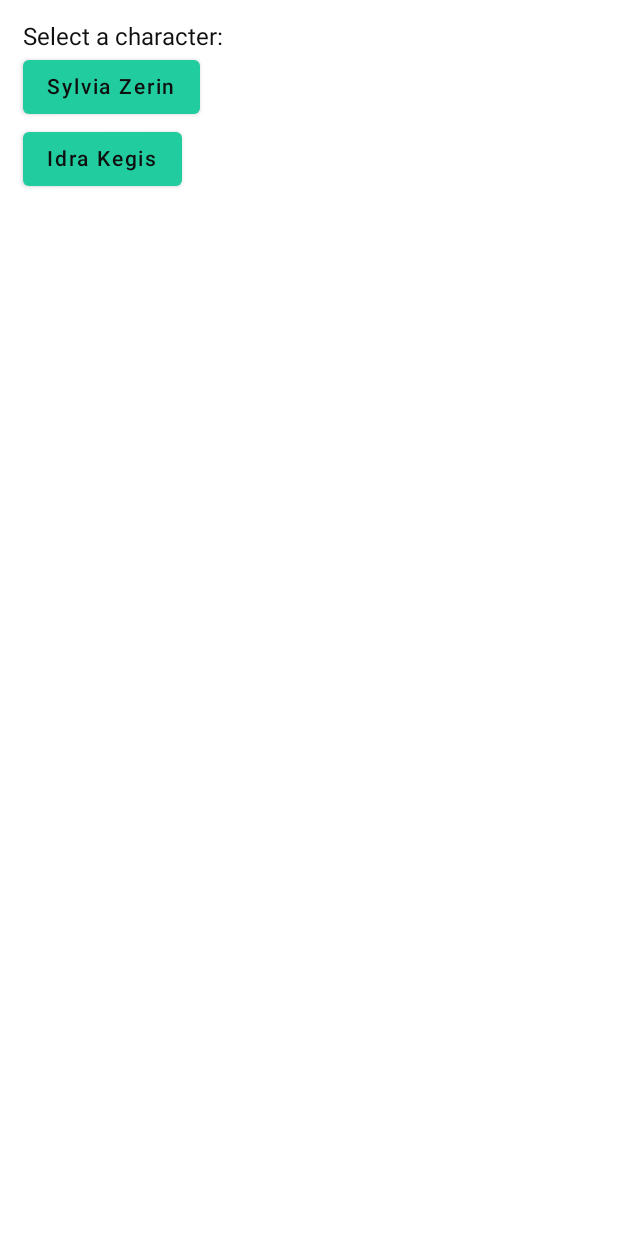
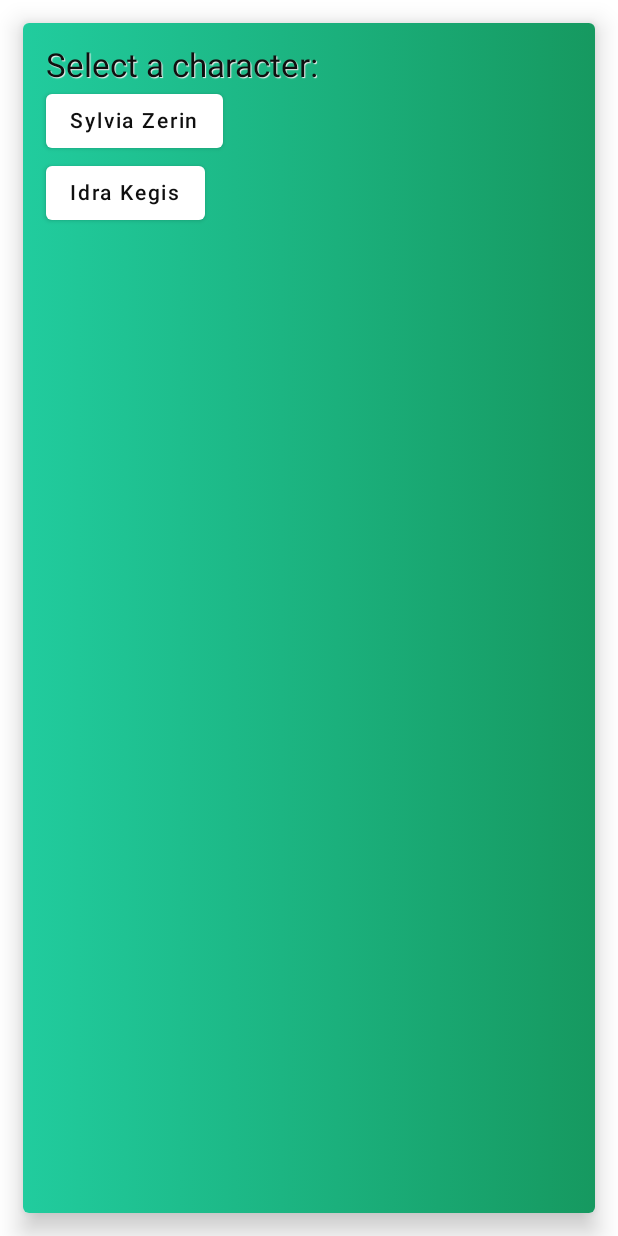
Before and after one commit to KiraResari/ceal-chronicler, an Android app built with Jetpack Compose: the screen it shows after launch (MainActivity), after a tap on "Go to Character Selection", on a phone screen of 412 x 824 dp. Run offline under Robolectric (Android 15) with nearby library versions, the phone set to English and light mode, and no system bars.

Commit message:
Graphical adjustments

```diff
--- a/buildSrc/src/main/kotlin/Dependencies.kt
+++ b/buildSrc/src/main/kotlin/Dependencies.kt
@@ -28,6 +28,7 @@ object Dependencies{
         const val preview = "androidx.compose.ui:ui-tooling-preview:${Versions.androidCompose}"
         const val foundation = "androidx.compose.foundation:foundation:${Versions.androidCompose}"
         const val material = "androidx.compose.material:material:${Versions.androidCompose}"
+        const val material_desktop = "androidx.compose.material:material-desktop:${Versions.androidCompose}"
         const val material_icons = "androidx.compose.material:material-icons-extended:${Versions.androidCompose}"
         const val runtime = "androidx.compose.runtime:runtime:${Versions.androidCompose}"
         const val compiler = "androidx.compose.compiler:compiler:${Versions.androidCompose}"
--- a/shared-ui/build.gradle.kts
+++ b/shared-ui/build.gradle.kts
@@ -19,6 +19,8 @@ android {
 }
 dependencies {
     implementation(Dependencies.Compose.uiGraphics)
+    implementation(Dependencies.Compose.material)
+    implementation(Dependencies.Compose.material_desktop)
 }
 
 kotlin {
--- a/shared-ui/src/commonMain/kotlin/com/tri_tail/ceal_chronicler/theme/Typography.kt
+++ b/shared-ui/src/commonMain/kotlin/com/tri_tail/ceal_chronicler/theme/Typography.kt
@@ -21,21 +21,33 @@ val typography = Typography(
     ),
 
     h2 = TextStyle(
-        fontFamily = FontFamily.Cursive,
+        fontFamily = FontFamily.SansSerif,
         fontSize = 22.sp,
-        color = darkTextColor
+        color = darkTextColor,
+        shadow = Shadow(
+            color = brightTextColor,
+            offset = Offset(1.0f, 1.0f)
+        )
     ),
 
     h3 = TextStyle(
-        fontFamily = FontFamily.Cursive,
+        fontFamily = FontFamily.SansSerif,
         fontSize = 20.sp,
-        color = darkTextColor
+        color = darkTextColor,
+        shadow = Shadow(
+            color = brightTextColor,
+            offset = Offset(1.0f, 1.0f)
+        )
     ),
 
     h4 = TextStyle(
-        fontFamily = FontFamily.Cursive,
+        fontFamily = FontFamily.SansSerif,
         fontSize = 18.sp,
-        color = darkTextColor
+        color = darkTextColor,
+        shadow = Shadow(
+            color = brightTextColor,
+            offset = Offset(1.0f, 1.0f)
+        )
     ),
 
     body1 = TextStyle(
--- a/shared-ui/src/commonMain/kotlin/com/tri_tail/ceal_chronicler/ui/characters/CharacterScreen.kt
+++ b/shared-ui/src/commonMain/kotlin/com/tri_tail/ceal_chronicler/ui/characters/CharacterScreen.kt
@@ -7,11 +7,13 @@ import androidx.compose.foundation.layout.padding
 import androidx.compose.material.Button
 import androidx.compose.material.Card
 import androidx.compose.material.Text
+import androidx.compose.material.ButtonDefaults
 import androidx.compose.runtime.Composable
 import androidx.compose.runtime.MutableState
 import androidx.compose.ui.Alignment
 import androidx.compose.ui.Modifier
 import androidx.compose.ui.graphics.Brush
+import androidx.compose.ui.graphics.Color
 import androidx.compose.ui.text.style.TextAlign
 import androidx.compose.ui.unit.dp
 import com.tri_tail.ceal_chronicler.characters.Character
@@ -56,9 +58,10 @@ fun DisplayCharacterScreen(selectedCharacter: MutableState<Optional<Character>>)
                 textAlign = TextAlign.Start
             )
             Button(
-                onClick = { selectedCharacter.value = Optional.empty() }
+                onClick = { selectedCharacter.value = Optional.empty() },
+                colors = ButtonDefaults.buttonColors(backgroundColor = Color.Red)
             ) {
-                Text(text = "Back to character selection")
+                Text(text = "↩ Back")
             }
         }
     }
--- a/shared-ui/src/commonMain/kotlin/com/tri_tail/ceal_chronicler/ui/characters/CharacterSelector.kt
+++ b/shared-ui/src/commonMain/kotlin/com/tri_tail/ceal_chronicler/ui/characters/CharacterSelector.kt
@@ -1,17 +1,25 @@
 package com.tri_tail.ceal_chronicler.ui.characters
 
+import androidx.compose.foundation.background
 import androidx.compose.foundation.layout.Column
 import androidx.compose.foundation.layout.padding
+import androidx.compose.ui.graphics.Color
 import androidx.compose.material.Button
+import androidx.compose.material.ButtonDefaults
+import androidx.compose.material.Card
 import androidx.compose.material.Text
 import androidx.compose.runtime.Composable
 import androidx.compose.runtime.MutableState
 import androidx.compose.runtime.mutableStateOf
 import androidx.compose.runtime.remember
 import androidx.compose.ui.Modifier
+import androidx.compose.ui.graphics.Brush
 import androidx.compose.ui.unit.dp
 import com.tri_tail.ceal_chronicler.characters.Character
 import com.tri_tail.ceal_chronicler.characters.CharacterRepository
+import com.tri_tail.ceal_chronicler.theme.primaryColor
+import com.tri_tail.ceal_chronicler.theme.primaryDarkColor
+import com.tri_tail.ceal_chronicler.theme.typography
 import java.util.*
 
 @Composable
@@ -31,12 +39,30 @@ private fun DisplaySelectableCharacters(
     val characterRepository = remember { mutableStateOf(CharacterRepository()) }
     val characters: ArrayList<Character> =
         characterRepository.value.getCharacters();
-    Column(
+
+    Card(
+        elevation = 10.dp,
         modifier = Modifier.padding(15.dp)
     ) {
-        Text("Select a character:")
-        for (character in characters) {
-            DisplayCharacterButton(character, selectedCharacter)
+        Column(
+            modifier = Modifier
+                .background(
+                    brush = Brush.horizontalGradient(
+                        colors = listOf(
+                            primaryColor,
+                            primaryDarkColor,
+                        )
+                    )
+                )
+                .padding(15.dp)
+        ) {
+            Text(
+                text = "Select a character:",
+                style = typography.h2
+            )
+            for (character in characters) {
+                DisplayCharacterButton(character, selectedCharacter)
+            }
         }
     }
 }
@@ -47,7 +73,8 @@ private fun DisplayCharacterButton(
     selectedCharacter: MutableState<Optional<Character>>
 ) {
     Button(
-        onClick = { selectedCharacter.value = Optional.of(character) }
+        onClick = { selectedCharacter.value = Optional.of(character) },
+        colors = ButtonDefaults.buttonColors(backgroundColor = Color.White)
     ) {
         Text(text = character.name)
     }
```
Also changed, not shown: 1 other file.
